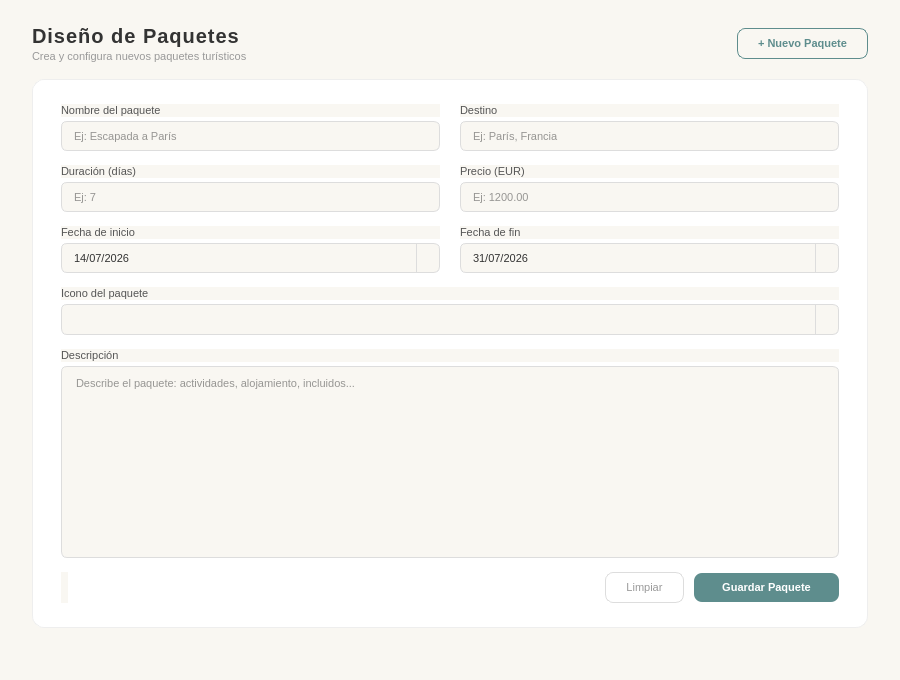
Before: the Qt Designer form src/vista/ui/vistaDiseno.ui in laraanton/InSo, drawn with Qt 5.
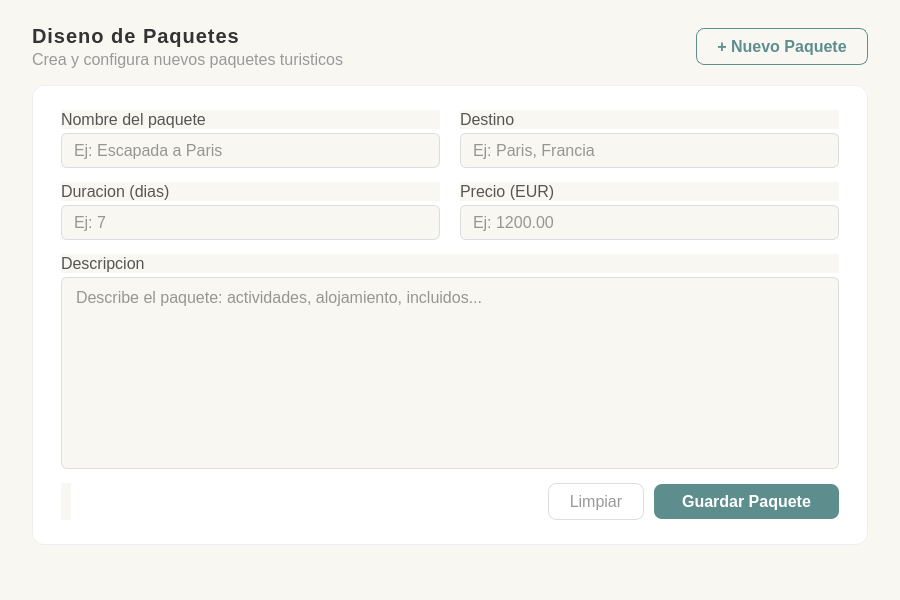
After: the same form once the commit is applied.

Commit message:
Refactor UI design and update widget styles
Updated UI design properties and adjusted font sizes for various widgets. Removed unused QDateEdit and QComboBox styles.

Diff of the .ui file:
```diff
--- a/src/vista/ui/vistaDiseno.ui
+++ b/src/vista/ui/vistaDiseno.ui
@@ -3,7 +3,7 @@
  <class>VentanaDiseno</class>
  <widget class="QWidget" name="VentanaDiseno">
   <property name="geometry">
-   <rect><x>0</x><y>0</y><width>900</width><height>680</height></rect>
+   <rect><x>0</x><y>0</y><width>900</width><height>600</height></rect>
   </property>
   <property name="styleSheet">
    <string notr="true">
@@ -42,75 +42,6 @@
     border: 1px solid #5e8d8d;
     background-color: #ffffff;
 }
-QDateEdit {
-    background-color: #f9f7f2;
-    border: 1px solid #dddddd;
-    border-radius: 6px;
-    padding: 6px 10px;
-    font-size: 11px;
-    color: #333333;
-}
-QDateEdit:focus {
-    border: 1px solid #5e8d8d;
-    background-color: #ffffff;
-}
-QDateEdit::drop-down {
-    subcontrol-origin: padding;
-    subcontrol-position: top right;
-    width: 22px;
-    border-left: 1px solid #dddddd;
-    border-top-right-radius: 6px;
-    border-bottom-right-radius: 6px;
-}
-QDateEdit::down-arrow {
-    image: none;
-    width: 8px;
-    height: 8px;
-}
-QCalendarWidget QToolButton {
-    color: #333333;
-    background-color: #ffffff;
-    border: none;
-    font-size: 11px;
-}
-QCalendarWidget QMenu {
-    font-size: 11px;
-}
-QCalendarWidget QAbstractItemView:enabled {
-    font-size: 11px;
-    color: #333333;
-    selection-background-color: #5e8d8d;
-    selection-color: white;
-}
-QComboBox {
-    background-color: #f9f7f2;
-    border: 1px solid #dddddd;
-    border-radius: 6px;
-    padding: 6px 10px;
-    font-size: 13px;
-    color: #333333;
-}
-QComboBox:focus {
-    border: 1px solid #5e8d8d;
-    background-color: #ffffff;
-}
-QComboBox::drop-down {
-    subcontrol-origin: padding;
-    subcontrol-position: top right;
-    width: 22px;
-    border-left: 1px solid #dddddd;
-    border-top-right-radius: 6px;
-    border-bottom-right-radius: 6px;
-}
-QComboBox QAbstractItemView {
-    background-color: #ffffff;
-    border: 1px solid #dddddd;
-    border-radius: 6px;
-    selection-background-color: #5e8d8d;
-    selection-color: white;
-    font-size: 13px;
-    padding: 4px;
-}
 QPushButton#btnNuevoPaquete {
     background-color: transparent;
     border: 1px solid #5e8d8d;
@@ -152,6 +83,14 @@
     font-size: 11px;
     font-weight: bold;
 }
+QLabel#lblSeccionTitulo { font-size: 20px; }  /* se queda igual */
+QLabel#lblSeccionSub { font-size: 16px; }      /* era 11px */
+QLabel { font-size: 16px; }                    /* era 11px */
+QLineEdit, QTextEdit { font-size: 16px; }      /* era 11px */
+QPushButton#btnNuevoPaquete { font-size: 16px; } /* era 11px */
+QPushButton#btnGuardar { font-size: 16px; }    /* era 11px */
+QPushButton#btnLimpiar { font-size: 16px; }    /* era 11px */
+QLabel#lblEstado { font-size: 16px; }          /* era 11px */
    </string>
   </property>
 
@@ -171,12 +110,12 @@
        <property name="spacing"><number>2</number></property>
        <item>
         <widget class="QLabel" name="lblSeccionTitulo">
-         <property name="text"><string>Diseño de Paquetes</string></property>
+         <property name="text"><string>Diseno de Paquetes</string></property>
         </widget>
        </item>
        <item>
         <widget class="QLabel" name="lblSeccionSub">
-         <property name="text"><string>Crea y configura nuevos paquetes turísticos</string></property>
+         <property name="text"><string>Crea y configura nuevos paquetes turisticos</string></property>
         </widget>
        </item>
       </layout>
@@ -220,7 +159,7 @@
           </item>
           <item>
            <widget class="QLineEdit" name="inputNombre">
-            <property name="placeholderText"><string>Ej: Escapada a París</string></property>
+            <property name="placeholderText"><string>Ej: Escapada a Paris</string></property>
            </widget>
           </item>
          </layout>
@@ -235,7 +174,7 @@
           </item>
           <item>
            <widget class="QLineEdit" name="inputDestino">
-            <property name="placeholderText"><string>Ej: París, Francia</string></property>
+            <property name="placeholderText"><string>Ej: Paris, Francia</string></property>
            </widget>
           </item>
          </layout>
@@ -252,7 +191,7 @@
           <property name="spacing"><number>4</number></property>
           <item>
            <widget class="QLabel" name="lblDuracion">
-            <property name="text"><string>Duración (días)</string></property>
+            <property name="text"><string>Duracion (dias)</string></property>
            </widget>
           </item>
           <item>
@@ -280,77 +219,13 @@
        </layout>
       </item>
 
-      <!-- Fila 3: Fecha inicio + Fecha fin -->
-      <item>
-       <layout class="QHBoxLayout" name="fila3">
-        <property name="spacing"><number>20</number></property>
-        <item>
-         <layout class="QVBoxLayout">
-          <property name="spacing"><number>4</number></property>
-          <item>
-           <widget class="QLabel" name="lblFechaIni">
-            <property name="text"><string>Fecha de inicio</string></property>
-           </widget>
-          </item>
-          <item>
-           <widget class="QDateEdit" name="inputFechaIni">
-            <property name="calendarPopup"><bool>true</bool></property>
-            <property name="displayFormat"><string>dd/MM/yyyy</string></property>
-            <!-- fecha predeterminada: 14/07/2026 -->
-            <property name="date">
-             <date><year>2026</year><month>7</month><day>14</day></date>
-            </property>
-           </widget>
-          </item>
-         </layout>
-        </item>
-        <item>
-         <layout class="QVBoxLayout">
-          <property name="spacing"><number>4</number></property>
-          <item>
-           <widget class="QLabel" name="lblFechaFin">
-            <property name="text"><string>Fecha de fin</string></property>
-           </widget>
-          </item>
-          <item>
-           <widget class="QDateEdit" name="inputFechaFin">
-            <property name="calendarPopup"><bool>true</bool></property>
-            <property name="displayFormat"><string>dd/MM/yyyy</string></property>
-            <!-- fecha predeterminada: 31/07/2026 -->
-            <property name="date">
-             <date><year>2026</year><month>7</month><day>31</day></date>
-            </property>
-           </widget>
-          </item>
-         </layout>
-        </item>
-       </layout>
-      </item>
-
-      <!-- Fila 4: Emoticono -->
-      <item>
-       <layout class="QVBoxLayout">
-        <property name="spacing"><number>4</number></property>
-        <item>
-         <widget class="QLabel" name="lblEmoji">
-          <property name="text"><string>Icono del paquete</string></property>
-         </widget>
-        </item>
-        <item>
-         <widget class="QComboBox" name="comboEmoji">
-          <!-- Las opciones se rellenan desde el código Python -->
-         </widget>
-        </item>
-       </layout>
-      </item>
-
       <!-- Descripcion -->
       <item>
        <layout class="QVBoxLayout">
         <property name="spacing"><number>4</number></property>
         <item>
          <widget class="QLabel" name="lblDescripcion">
-          <property name="text"><string>Descripción</string></property>
+          <property name="text"><string>Descripcion</string></property>
          </widget>
         </item>
         <item>
```
Left out of the diff: 4 changed lines with no effect on the pictures.
